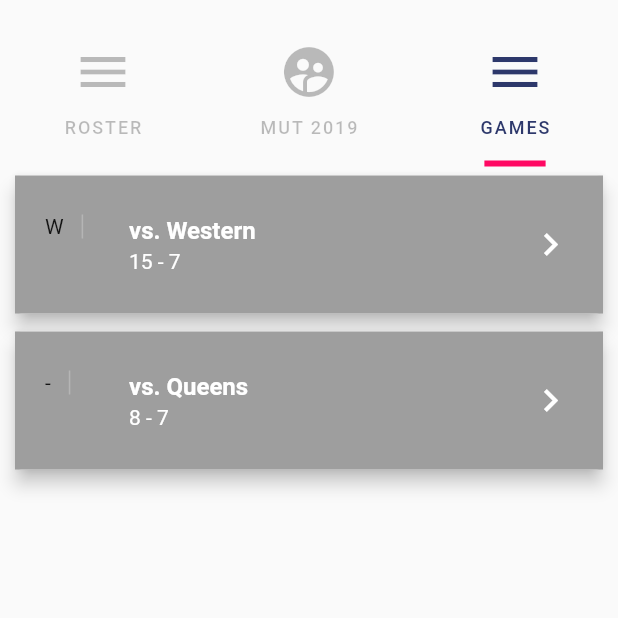
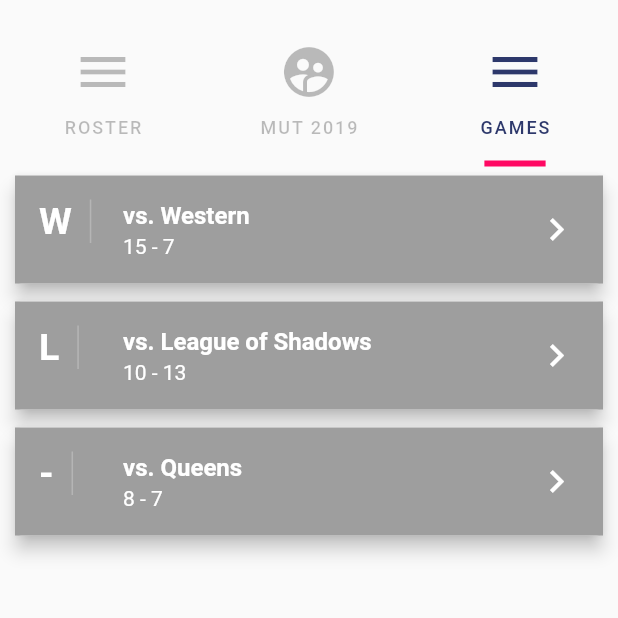
Before and after one commit to TuOfTimes/seven_otl, a Flutter app: the screen it shows after launch, tab 3 chosen, on a phone screen of 412 x 824 dp, the top half of it. Run offline on Flutter 3.47's test engine with Material 2 defaults, Android fonts, the phone set to English and light mode, and no system bars; Roboto replaces fonts that are missing (RobotoMono).

Commit message:
made game result indicator mono width

```diff
--- a/lib/screens/games_screen.dart
+++ b/lib/screens/games_screen.dart
@@ -31,8 +31,8 @@ class _ListPageState extends State<ListPage> {
   @override
   Widget build(BuildContext context) {
     ListTile makeListTile(Game game) => ListTile(
-          contentPadding:
-              EdgeInsets.symmetric(horizontal: 20.0, vertical: 10.0),
+          // contentPadding:
+          //     EdgeInsets.symmetric(horizontal: 20.0, vertical: 10.0),
           // use this to specify win (W) or loss (L)
 
           leading: Container(
@@ -40,7 +40,12 @@ class _ListPageState extends State<ListPage> {
             decoration: new BoxDecoration(
                 border: new Border(
                     right: new BorderSide(width: 1.0, color: Colors.white24))),
-            child: Text(game.getResultLetter()),
+            child: Text(game.getResultLetter(),
+                style: TextStyle(
+                    color: Colors.white,
+                    fontWeight: FontWeight.bold,
+                    fontSize: 25,
+                    fontFamily: 'RobotoMono')),
           ),
 
           // title should specify score
@@ -54,7 +59,10 @@ class _ListPageState extends State<ListPage> {
             children: <Widget>[
               Expanded(
                   flex: 4,
-                child: Text(game.teamScore.toString() + " - " + game.opponentScore.toString(),
+                  child: Text(
+                      game.teamScore.toString() +
+                          " - " +
+                          game.opponentScore.toString(),
                       style: TextStyle(color: Colors.white))),
             ],
           ),
@@ -62,9 +70,7 @@ class _ListPageState extends State<ListPage> {
               Icon(Icons.keyboard_arrow_right, color: Colors.white, size: 30.0),
           onTap: () {
             Navigator.push(
-                context,
-                MaterialPageRoute(
-                    builder: (context) => DetailPage()));
+                context, MaterialPageRoute(builder: (context) => DetailPage()));
           },
         );
 
@@ -79,8 +85,7 @@ class _ListPageState extends State<ListPage> {
 
     final makeBody = Container(
         // decoration: BoxDecoration(color: Color.fromRGBO(58, 66, 86, 1.0)),
-      child: Column(
-        children: <Widget>[
+        child: Column(children: <Widget>[
       // Text(
       //   widget.title,
       //   style: TextStyle(
@@ -96,9 +101,7 @@ class _ListPageState extends State<ListPage> {
           return makeCard(games[index]);
         },
       ),
-        ]
-      )
-    );
+    ]));
 
     return makeBody;
   }
@@ -115,6 +118,13 @@ List getGames() {
     ),
     Game(
       dateTime: DateTime.now(),
+      opponent: "League of Shadows",
+      result: Result.loss,
+      teamScore: 10,
+      opponentScore: 13,
+    ),
+    Game(
+      dateTime: DateTime.now(),
       opponent: "Queens",
       result: Result.unfinished,
       teamScore: 8,
```
Also changed, not shown: lib/model/game.dart (+7 -5 lines), fonts/Roboto_Mono/LICENSE.txt (added), fonts/Roboto_Mono/RobotoMono-Bold.ttf (added), fonts/Roboto_Mono/RobotoMono-Italic.ttf (added), fonts/Roboto_Mono/RobotoMono-Regular.ttf (added). Lines whose indentation alone changed are shown as unchanged.
